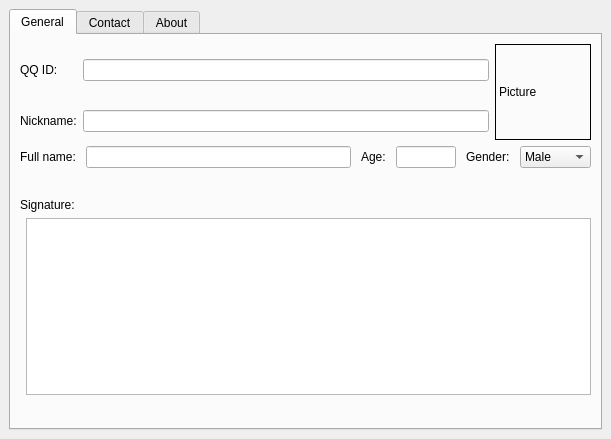
First picture: the form in protocols/qq/ui/qqvcard.ui, repository KDE/kopete, before the edit.
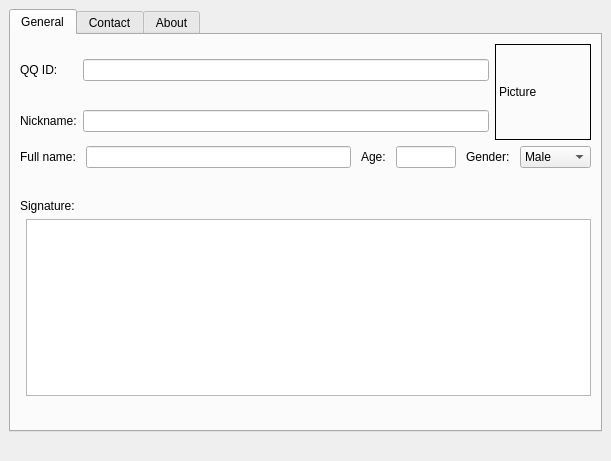
Second picture: the form after the edit. The open tabs and pages were chosen to show the change.

```diff
--- a/protocols/qq/ui/qqvcard.ui
+++ b/protocols/qq/ui/qqvcard.ui
@@ -7,7 +7,7 @@
     <x>0</x>
     <y>0</y>
     <width>611</width>
-    <height>439</height>
+    <height>461</height>
    </rect>
   </property>
   <property name="minimumSize" >
@@ -723,6 +723,13 @@
      </widget>
     </widget>
    </item>
+   <item>
+    <widget class="QLabel" name="lblStatus" >
+     <property name="text" >
+      <string/>
+     </property>
+    </widget>
+   </item>
   </layout>
  </widget>
  <includes/>
```
Left out of the diff: 13 changed lines with no effect on the pictures.
